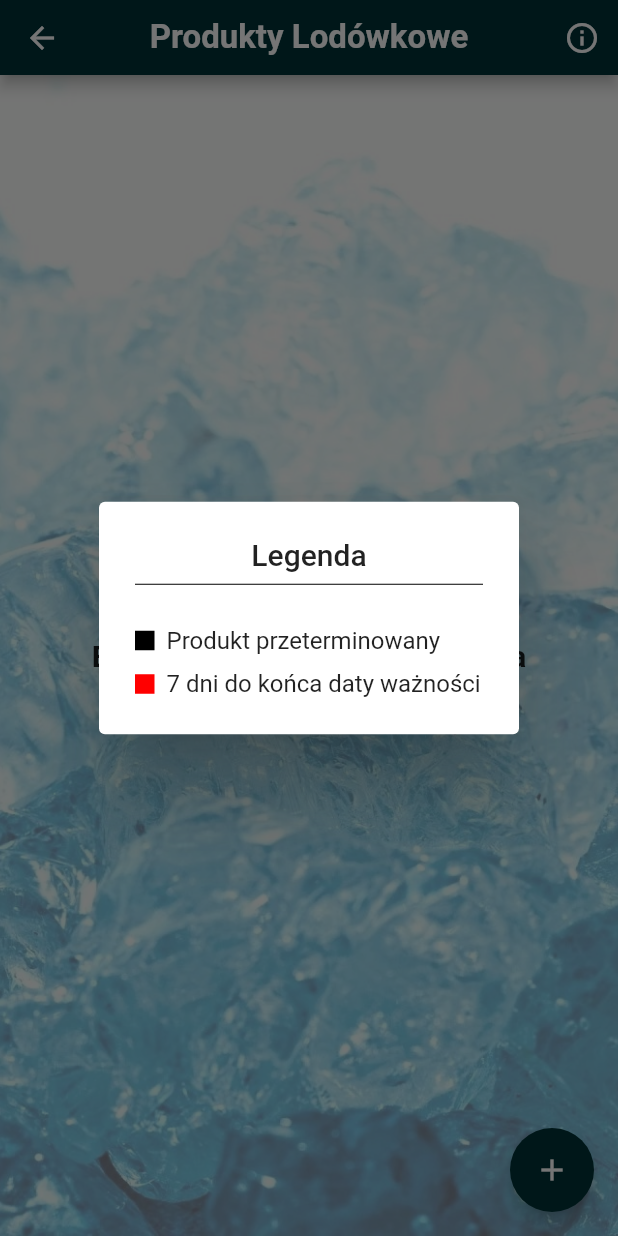
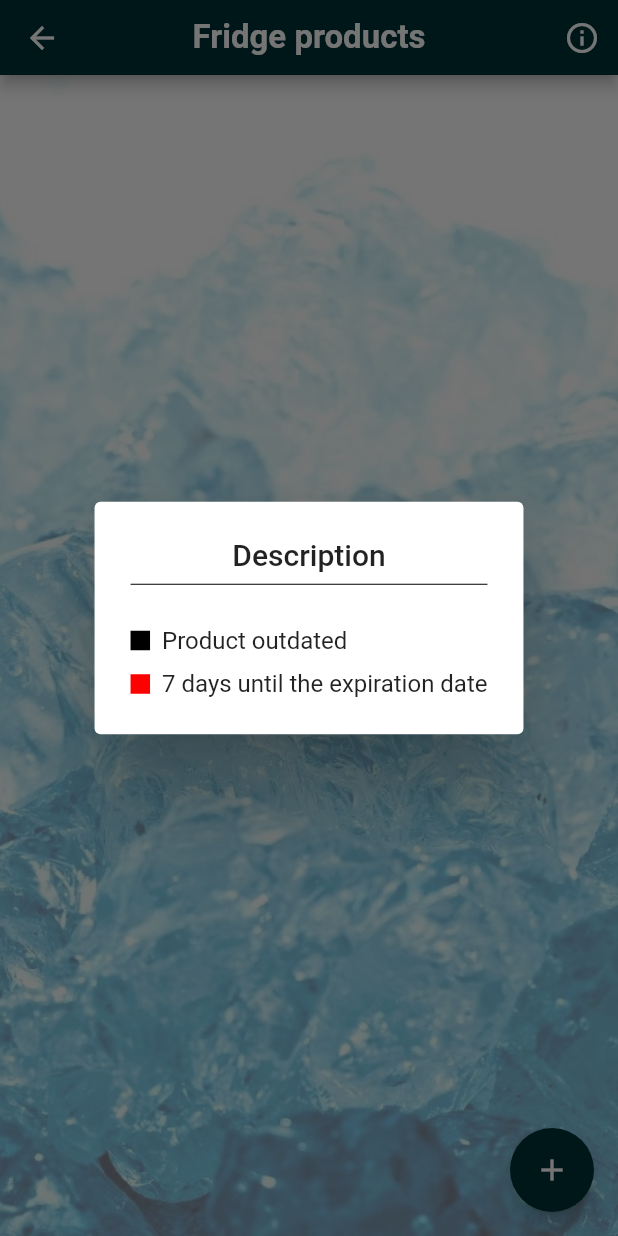
Before and after one commit to lukaszhak/moja_lodowka, a Flutter app: the FridgePage screen opened directly, after a tap on the "info outline" icon, on a phone screen of 412 x 824 dp. Run offline on Flutter 3.47's test engine with Material 2 defaults, Android fonts, the phone set to English and light mode, and no system bars; our stand-ins replace bloc, cloud_firestore, dio, firebase_auth, firebase_core, flutter_bloc and 4 more; accounts and stored records are empty; generated files the repository leaves out were written again.

Commit message:
Add english language to fridge page

```diff
--- a/lib/features/home/pages/fridge_page/fridge_page.dart
+++ b/lib/features/home/pages/fridge_page/fridge_page.dart
@@ -5,6 +5,7 @@ import 'package:moja_lodowka/app/injection_container.dart';
 import 'package:moja_lodowka/domain/models/fridge_document_model/fridge_document_model.dart';
 import 'package:moja_lodowka/features/home/pages/fridge_page/cubit/fridge_page_cubit.dart';
 import 'package:moja_lodowka/features/home/pages/fridge_page/fridge_add_page/fridge_add_page.dart';
+import 'package:flutter_gen/gen_l10n/app_localizations.dart';
 
 class FridgePage extends StatelessWidget {
   const FridgePage({
@@ -18,9 +19,9 @@ class FridgePage extends StatelessWidget {
         toolbarHeight: 50,
         centerTitle: true,
         backgroundColor: const Color.fromARGB(255, 0, 51, 54),
-        title: const Text(
-          'Produkty Lodówkowe',
-          style: TextStyle(
+        title:  Text(
+          AppLocalizations.of(context)!.fridge,
+          style: const TextStyle(
             fontSize: 22,
             fontWeight: FontWeight.bold,
           ),
@@ -32,9 +33,9 @@ class FridgePage extends StatelessWidget {
                   context: context,
                   builder: (context) => AlertDialog(
                         title: Column(
-                          children: const [
-                            Text('Legenda'),
-                            Divider(
+                          children:  [
+                            Text(AppLocalizations.of(context)!.description),
+                            const Divider(
                               color: Colors.black,
                             )
                           ],
@@ -53,7 +54,7 @@ class FridgePage extends StatelessWidget {
                                 const SizedBox(
                                   width: 8,
                                 ),
-                                const Text('Produkt przeterminowany')
+                                 Text(AppLocalizations.of(context)!.productOutDate)
                               ],
                             ),
                             const SizedBox(
@@ -70,7 +71,7 @@ class FridgePage extends StatelessWidget {
                                 const SizedBox(
                                   width: 8,
                                 ),
-                                const Text('7 dni do końca daty ważności')
+                                 Text(AppLocalizations.of(context)!.weekToOutDate)
                               ],
                             ),
                           ],
@@ -114,16 +115,16 @@ class FridgePage extends StatelessWidget {
                   return Center(
                     child: Column(
                       mainAxisAlignment: MainAxisAlignment.center,
-                      children: const [
-                        CircularProgressIndicator(
+                      children:  [
+                        const CircularProgressIndicator(
                           color: Color.fromARGB(255, 0, 37, 2),
                         ),
-                        SizedBox(
+                        const SizedBox(
                           height: 15,
                         ),
                         Text(
-                          'Ładowanie, proszę czekać',
-                          style: TextStyle(
+                          AppLocalizations.of(context)!.loading,
+                          style: const TextStyle(
                               fontSize: 20, fontWeight: FontWeight.bold),
                         ),
                       ],
@@ -131,10 +132,10 @@ class FridgePage extends StatelessWidget {
                   );
                 case Status.success:
                   if (state.documents.isEmpty) {
-                    return const Center(
+                    return  Center(
                       child: Text(
-                        'Brak produktów do wyświetlenia',
-                        style: TextStyle(
+                        AppLocalizations.of(context)!.noProducts,
+                        style: const TextStyle(
                             fontWeight: FontWeight.bold, fontSize: 20),
                       ),
                     );
@@ -152,11 +153,11 @@ class FridgePage extends StatelessWidget {
                                   .whenComplete(
                                     () => ScaffoldMessenger.of(context)
                                         .showSnackBar(
-                                      const SnackBar(
+                                       SnackBar(
                                         backgroundColor:
-                                            Color.fromARGB(255, 0, 51, 54),
-                                        content: Text('Pomyślnie usunięto'),
-                                        duration: Duration(seconds: 1),
+                                            const Color.fromARGB(255, 0, 51, 54),
+                                        content: Text(AppLocalizations.of(context)!.deleteInfo),
+                                        duration: const Duration(seconds: 1),
                                       ),
                                     ),
                                   );
@@ -240,9 +241,9 @@ class _ItemContainer extends StatelessWidget {
           ),
           Column(
             children: [
-              const Text(
-                'Termin ważności',
-                style: TextStyle(color: Colors.white),
+               Text(
+                AppLocalizations.of(context)!.expDate,
+                style: const TextStyle(color: Colors.white),
               ),
               const SizedBox(
                 height: 4,
```
